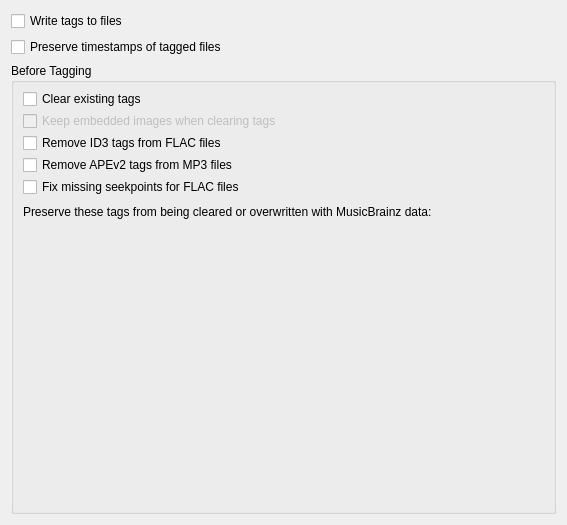
The window that ui/options_tags.ui (metabrainz/picard) describes before a commit, drawn with Qt 5.
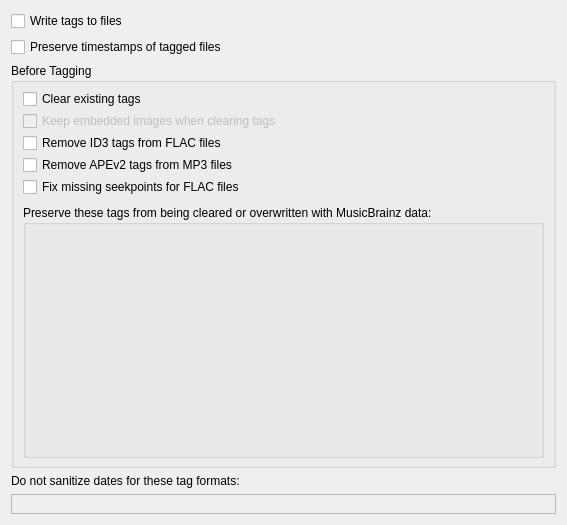
The same window after the commit. Custom widgets are drawn as their Qt base class.

Commit message: Add profile highlight system for options dialog

Patch:
```diff
--- a/ui/options_tags.ui
+++ b/ui/options_tags.ui
@@ -95,12 +95,11 @@
        </spacer>
       </item>
       <item>
-       <widget class="QLabel" name="preserved_tags_label">
-        <property name="text">
+       <widget class="QGroupBox" name="preserved_tags_groupbox">
+        <property name="title">
          <string>Preserve these tags from being cleared or overwritten with MusicBrainz data:</string>
         </property>
-       </widget>
-      </item>
+        <layout class="QVBoxLayout" name="preserved_tags_layout">
       <item>
        <widget class="TagListEditor" name="preserved_tags" native="true">
         <property name="sizePolicy">
@@ -110,6 +109,35 @@
          </sizepolicy>
         </property>
        </widget>
+         </item>
+        </layout>
+       </widget>
+      </item>
+     </layout>
+    </widget>
+   </item>
+   <item>
+    <widget class="QLabel" name="do_not_sanitize_label">
+     <property name="text">
+      <string>Do not sanitize dates for these tag formats:</string>
+     </property>
+    </widget>
+   </item>
+   <item>
+    <widget class="QFrame" name="do_not_sanitize_container">
+     <property name="frameShape">
+      <enum>QFrame::Shape::StyledPanel</enum>
+     </property>
+     <property name="frameShadow">
+      <enum>QFrame::Shadow::Raised</enum>
+     </property>
+     <layout class="QVBoxLayout" name="verticalLayout_2">
+      <item>
+       <layout class="QVBoxLayout" name="do_not_sanitize_layout">
+        <property name="spacing">
+         <number>4</number>
+        </property>
+       </layout>
       </item>
      </layout>
     </widget>
```
Lines whose indentation alone changed are shown as unchanged. The commit also changes 24 other files.
